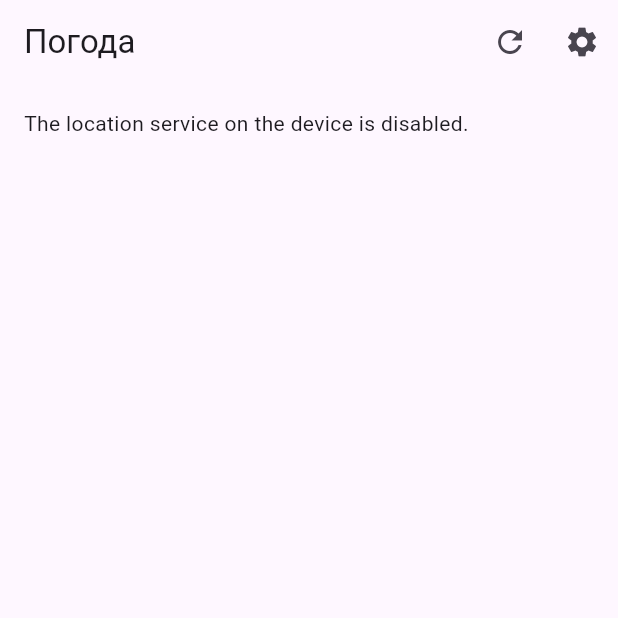
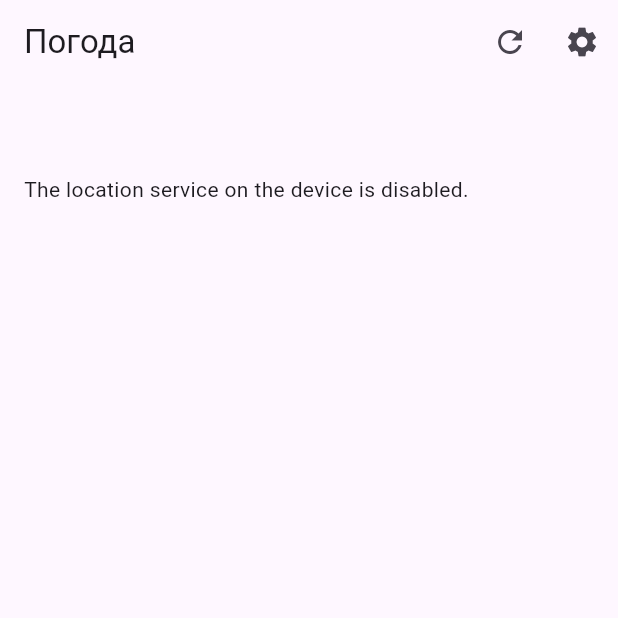
Before and after one commit to darkrimson/weather_report_bloc, a Flutter app: the screen it shows after launch, on a phone screen of 412 x 824 dp, the top half of it. Run offline on Flutter 3.47's test engine with Material 3 defaults, Android fonts, the phone set to English and light mode, and no system bars; our stand-ins replace dio, equatable, flutter_bloc, geocoding, geolocator.

Commit message:
appbar and fix widget

```diff
--- a/lib/ui/weather_page.dart
+++ b/lib/ui/weather_page.dart
@@ -1,6 +1,7 @@
 // lib/views/weather_page.dart
 import 'package:flutter/material.dart';
 import 'package:flutter_bloc/flutter_bloc.dart';
+import 'package:weather_report_bloc/ui/widgets/app_bar.dart';
 import '../blocs/weather_bloc.dart';
 import 'widgets/widgets.dart';
 
@@ -10,24 +11,7 @@ class WeatherPage extends StatelessWidget {
   @override
   Widget build(BuildContext context) {
     return Scaffold(
-      appBar: AppBar(
-        title: const Text('Погода'),
-        backgroundColor: Colors.transparent,
-        actions: [
-          IconButton(
-            icon: const Icon(Icons.refresh),
-            onPressed: () {
-              context.read<WeatherBloc>().add(GetWeatherByLocationEvent());
-            },
-          ),
-          IconButton(
-            icon: const Icon(Icons.settings),
-            onPressed: () {
-              Navigator.pushNamed(context, '/settings');
-            },
-          ),
-        ],
-      ),
+      appBar: const AppBarWidget(),
       body: Padding(
         padding: const EdgeInsets.all(16.0),
         child: BlocBuilder<WeatherBloc, WeatherState>(
@@ -46,11 +30,9 @@ class WeatherPage extends StatelessWidget {
                   ),
                   TempText(text: '${state.weather.current.tempC.round()}°'),
                   ConditionTempsRow(
-                    conditionText: '${state.weather.current.condition.text} ',
-                    maxTempText:
-                        '${state.weather.forecast.forecastDay[0].day.maxTempC.round()}',
-                    minTempText:
-                        '${state.weather.forecast.forecastDay[0].day.minTempC.round()}',
+                    condition: '${state.weather.current.condition.text} ',
+                    maxTemp: state.weather.forecast.forecastDay[0].day.maxTempC,
+                    minTemp: state.weather.forecast.forecastDay[0].day.minTempC,
                   ),
                   const SizedBox(height: 50),
                   Container(
--- /dev/null
+++ b/lib/ui/widgets/app_bar.dart
@@ -0,0 +1,31 @@
+import 'package:flutter/material.dart';
+import 'package:flutter_bloc/flutter_bloc.dart';
+import 'package:weather_report_bloc/blocs/weather_bloc.dart';
+
+class AppBarWidget extends StatelessWidget implements PreferredSizeWidget {
+  const AppBarWidget({super.key});
+  @override
+  Size get preferredSize => const Size.fromHeight(100);
+
+  @override
+  Widget build(BuildContext context) {
+    return AppBar(
+      title: const Text('Погода'),
+      backgroundColor: Colors.transparent,
+      actions: [
+        IconButton(
+          icon: const Icon(Icons.refresh),
+          onPressed: () {
+            context.read<WeatherBloc>().add(GetWeatherByLocationEvent());
+          },
+        ),
+        IconButton(
+          icon: const Icon(Icons.settings),
+          onPressed: () {
+            Navigator.pushNamed(context, '/settings');
+          },
+        ),
+      ],
+    );
+  }
+}
```
Also changed, not shown: lib/ui/widgets/condition_temps_row.dart (+8 -8 lines).
